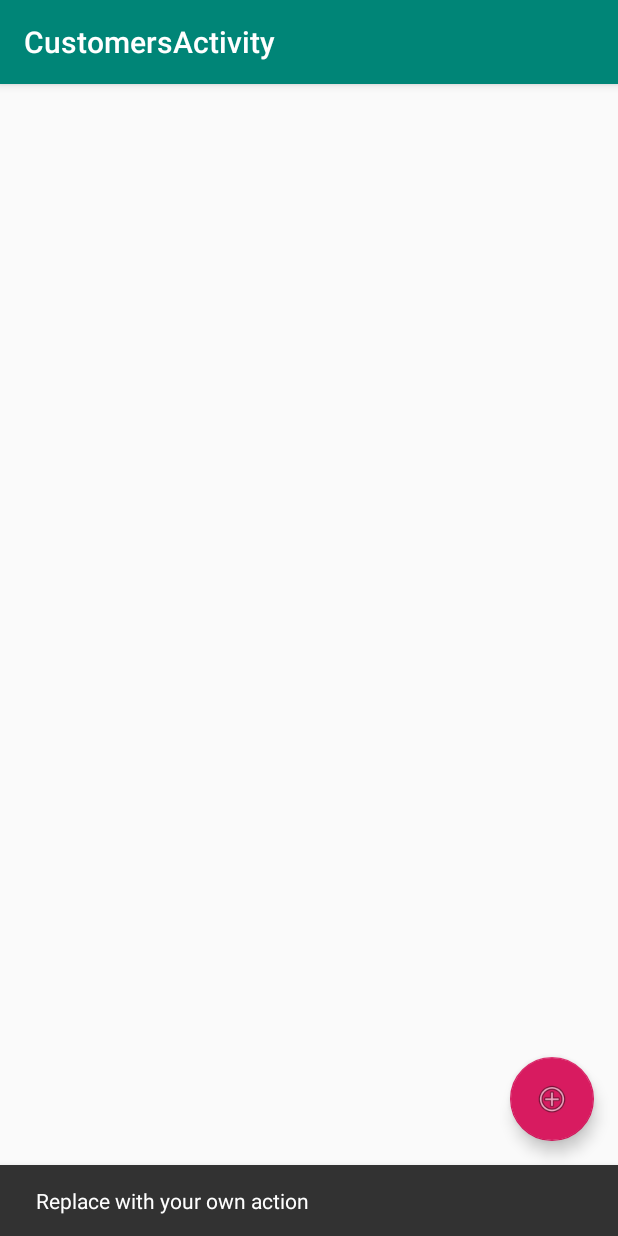
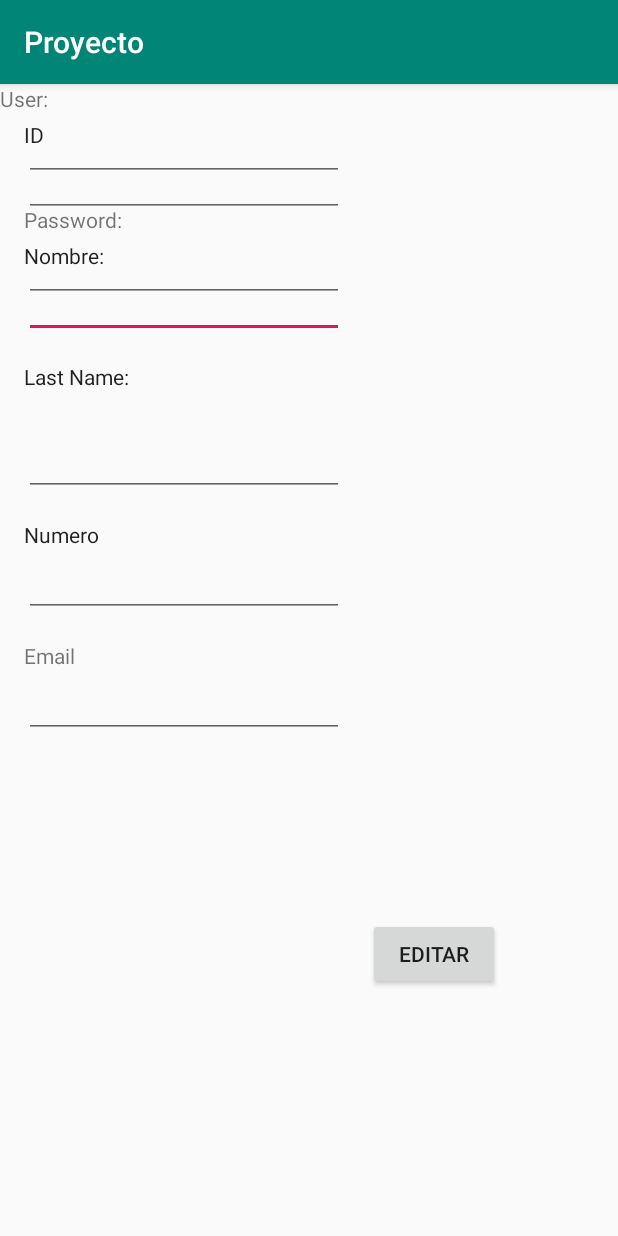
Before and after one commit to JONYR15/Proyecto, an Android app: the CustomersActivity screen opened directly, with no data from a screen before it, after a tap on an icon or button, on a phone screen of 412 x 824 dp. Run offline under Robolectric (Android 15) with nearby library versions, the phone set to English and light mode, and no system bars; our stand-ins replace Firebase (no records; nobody signed in at launch, a user with empty details on screens opened directly).

Commit message:
Nuevos Cambios XD

```diff
--- a/app/src/main/AndroidManifest.xml
+++ b/app/src/main/AndroidManifest.xml
@@ -9,10 +9,11 @@
         android:roundIcon="@mipmap/ic_launcher_round"
         android:supportsRtl="true"
         android:theme="@style/AppTheme">
+        <activity android:name=".Managed.CustomerManaged"></activity>
         <activity
             android:name=".CustomersActivity"
             android:label="@string/title_activity_customers"
-            android:theme="@style/AppTheme.NoActionBar"></activity>
+            android:theme="@style/AppTheme.NoActionBar" />
         <activity android:name=".MainActivity">
             <intent-filter>
                 <action android:name="android.intent.action.MAIN" />
--- a/app/src/main/java/com/example/proyecto/Adapter/CustomerAdapter.java
+++ b/app/src/main/java/com/example/proyecto/Adapter/CustomerAdapter.java
@@ -44,7 +44,7 @@ public static class CustomerViewHolder extends RecyclerView.ViewHolder {
             public void onClick(View v) {
                 Intent intent = new Intent(v.getContext(), CustomerManaged.class);
                 intent.putExtra("id", id);
-                intent.putExtra("accion", 1);
+                intent.putExtra("accion", 2);
                 v.getContext().startActivity(intent);
                 Toast.makeText(v.getContext(), "Editando " + name.getText().toString(), Toast.LENGTH_SHORT).show();
             }
@@ -55,7 +55,7 @@ public static class CustomerViewHolder extends RecyclerView.ViewHolder {
             public void onClick(View v) {
                 Intent intent = new Intent(v.getContext(), CustomerManaged.class);
                 intent.putExtra("idMateria", id);
-                intent.putExtra("accion", 2);
+                intent.putExtra("accion", 3);
                 v.getContext().startActivity(intent);
                 Toast.makeText(v.getContext(), "Eliminar " + name.getText().toString(), Toast.LENGTH_SHORT).show();
             }
--- a/app/src/main/java/com/example/proyecto/CustomersActivity.java
+++ b/app/src/main/java/com/example/proyecto/CustomersActivity.java
@@ -1,5 +1,6 @@
 package com.example.proyecto;
 
+import android.content.Intent;
 import android.os.Bundle;
 import android.support.annotation.NonNull;
 import android.support.design.widget.FloatingActionButton;
@@ -12,6 +13,7 @@ import android.util.Log;
 import android.view.View;
 
 import com.example.proyecto.Adapter.CustomerAdapter;
+import com.example.proyecto.Managed.CustomerManaged;
 import com.example.proyecto.model.Customers;
 import com.google.firebase.database.DataSnapshot;
 import com.google.firebase.database.DatabaseError;
@@ -44,8 +46,9 @@ public class CustomersActivity extends AppCompatActivity {
         fab.setOnClickListener(new View.OnClickListener() {
             @Override
             public void onClick(View view) {
-                Snackbar.make(view, "Replace with your own action", Snackbar.LENGTH_LONG)
-                        .setAction("Action", null).show();
+                Intent intent = new Intent(view.getContext(), CustomerManaged.class);
+                intent.putExtra("accion", 1);
+                view.getContext().startActivity(intent);
             }
         });
 
--- a/app/src/main/java/com/example/proyecto/Managed/CustomerManaged.java
+++ b/app/src/main/java/com/example/proyecto/Managed/CustomerManaged.java
@@ -1,5 +1,95 @@
 package com.example.proyecto.Managed;
 
-public class CustomerManaged {
+import android.support.v7.app.AppCompatActivity;
+import android.os.Bundle;
+import android.view.View;
+import android.widget.Button;
+import android.widget.EditText;
+
+import com.example.proyecto.R;
+import com.example.proyecto.References;
+import com.example.proyecto.model.Customers;
+import com.google.firebase.database.DatabaseReference;
+import com.google.firebase.database.FirebaseDatabase;
+
+public class CustomerManaged extends AppCompatActivity {
+
+    private Button crear;
+    private Button editar;
+    private Button eliminar;
+
+    private EditText id;
+    private EditText name;
+    private EditText lastName;
+    private EditText numberPhone;
+    private EditText email;
+    private EditText user;
+    private EditText pass;
+
+    private DatabaseReference infoReference;
+
+    @Override
+    protected void onCreate(Bundle savedInstanceState) {
+        super.onCreate(savedInstanceState);
+        setContentView(R.layout.activity_customer_managed);
+
+        crear = findViewById(R.id.btCrear);
+        editar = findViewById(R.id.btEditar);
+        eliminar = findViewById(R.id.btEliminar);
+
+        id = findViewById(R.id.etId);
+        name = findViewById(R.id.etName);
+        lastName = findViewById(R.id.etLastName);
+        numberPhone = findViewById(R.id.etNumberPhone);
+        email = findViewById(R.id.etEmail);
+        user = findViewById(R.id.etUser);
+        pass = findViewById(R.id.etPass);
+
+        FirebaseDatabase database = FirebaseDatabase.getInstance();
+        infoReference = database.getReference(References.INFO_REFERENCE);
+
+        switch (getIntent().getIntExtra("accion", 0)) {
+            case 1:
+                crear.setVisibility(Button.VISIBLE);
+                editar.setVisibility(Button.GONE);
+                eliminar.setVisibility(Button.GONE);
+
+            case 2:
+                crear.setVisibility(Button.GONE);
+                editar.setVisibility(Button.VISIBLE);
+                eliminar.setVisibility(Button.GONE);
+
+
+                break;
+            case 3:
+                crear.setVisibility(Button.GONE);
+                editar.setVisibility(Button.GONE);
+                eliminar.setVisibility(Button.VISIBLE);
+
+                id.setEnabled(false);
+                name.setEnabled(false);
+                lastName.setEnabled(false);
+                numberPhone.setEnabled(false);
+                email.setEnabled(false);
+                user.setEnabled(false);
+                pass.setEnabled(false);
+
+                break;
+        }
+
+    }
+
+
+    public void Registrar(View view) {
+        int id = Integer.parseInt(((EditText) findViewById(R.id.etId)).getText().toString());
+        String name = this.name.getText().toString();
+        String lastName = this.lastName.getText().toString();
+        String numberPhone = this.numberPhone.getText().toString();
+        String email = this.email.getText().toString();
+        String user = this.user.getText().toString();
+        String pass = this.pass.getText().toString();
+        Customers customer = new Customers(id, name, lastName, numberPhone, email, user, pass);
+        infoReference.child(References.CLIENTES_REFERENCE).push().setValue(customer);
+    }
 
 }
--- a/app/src/main/java/com/example/proyecto/model/Customers.java
+++ b/app/src/main/java/com/example/proyecto/model/Customers.java
@@ -7,20 +7,18 @@ public class Customers {
     private String lastName;
     private String numberPhone;
     private String email;
-    private String address;
     private String user;
     private String pass;
 
     public Customers() {
     }
 
-    public Customers(Integer id, String name, String lastName, String numberPhone, String email, String address, String user, String pass) {
+    public Customers(Integer id, String name, String lastName, String numberPhone, String email, String user, String pass) {
         this.id = id;
         this.name = name;
         this.lastName = lastName;
         this.numberPhone = numberPhone;
         this.email = email;
-        this.address = address;
         this.user = user;
         this.pass = pass;
     }
@@ -33,7 +31,6 @@ public class Customers {
                 ", lastName=" + lastName +
                 ", numberPhone=" + numberPhone +
                 ", email" + email +
-                ", address" + address +
                 ", user" + user +
                 ", pass" + pass +
                 '}';
@@ -79,14 +76,6 @@ public class Customers {
         this.email = email;
     }
 
-    public String getAddress() {
-        return address;
-    }
-
-    public void setAddress(String address) {
-        this.address = address;
-    }
-
     public String getUser() {
         return user;
     }
--- /dev/null
+++ b/app/src/main/res/layout/activity_customer_managed.xml
@@ -0,0 +1,184 @@
+<?xml version="1.0" encoding="utf-8"?>
+<android.support.constraint.ConstraintLayout xmlns:android="http://schemas.android.com/apk/res/android"
+    xmlns:app="http://schemas.android.com/apk/res-auto"
+    xmlns:tools="http://schemas.android.com/tools"
+    android:layout_width="match_parent"
+    android:layout_height="match_parent"
+    tools:context=".Managed.CustomerManaged">
+
+    <Button
+        android:id="@+id/btCrear"
+        android:layout_width="wrap_content"
+        android:layout_height="48dp"
+        android:layout_marginStart="16dp"
+        android:layout_marginTop="556dp"
+        android:onClick="createCustomer"
+        android:text="Editar"
+        app:layout_constraintStart_toEndOf="@+id/etPass"
+        app:layout_constraintTop_toTopOf="parent" />
+
+    <EditText
+        android:id="@+id/etName"
+        android:layout_width="213dp"
+        android:layout_height="45dp"
+        android:layout_marginStart="16dp"
+        android:ems="10"
+        android:inputType="textPersonName"
+        app:layout_constraintStart_toStartOf="parent"
+        app:layout_constraintTop_toBottomOf="@+id/textView" />
+
+    <Button
+        android:id="@+id/btEditar"
+        android:layout_width="wrap_content"
+        android:layout_height="48dp"
+        android:layout_marginStart="16dp"
+        android:layout_marginTop="556dp"
+        android:onClick="modificarGrupo"
+        android:text="Editar"
+        app:layout_constraintStart_toEndOf="@+id/etPass"
+        app:layout_constraintTop_toTopOf="parent" />
+
+    <TextView
+        android:id="@+id/textView"
+        android:layout_width="wrap_content"
+        android:layout_height="19dp"
+        android:layout_marginStart="16dp"
+        android:layout_marginTop="16dp"
+        android:text="Nombre:"
+        android:textAppearance="@style/TextAppearance.AppCompat"
+        app:layout_constraintStart_toStartOf="parent"
+        app:layout_constraintTop_toBottomOf="@+id/etId" />
+
+    <TextView
+        android:id="@+id/textView2"
+        android:layout_width="wrap_content"
+        android:layout_height="36dp"
+        android:layout_marginStart="16dp"
+        android:layout_marginTop="16dp"
+        android:text="Last Name:"
+        android:textAppearance="@style/TextAppearance.AppCompat"
+        app:layout_constraintStart_toStartOf="parent"
+        app:layout_constraintTop_toBottomOf="@+id/etName" />
+
+    <TextView
+        android:id="@+id/textView3"
+        android:layout_width="16dp"
+        android:layout_height="19dp"
+        android:layout_marginStart="16dp"
+        android:layout_marginTop="24dp"
+        android:text="ID:"
+        android:textAppearance="@style/TextAppearance.AppCompat"
+        app:layout_constraintStart_toStartOf="parent"
+        app:layout_constraintTop_toTopOf="parent" />
+
+    <EditText
+        android:id="@+id/etLastName"
+        android:layout_width="213dp"
+        android:layout_height="45dp"
+        android:layout_marginStart="16dp"
+        android:layout_marginTop="8dp"
+        android:ems="10"
+        android:inputType="textPersonName"
+        app:layout_constraintStart_toStartOf="parent"
+        app:layout_constraintTop_toBottomOf="@+id/textView2" />
+
+    <EditText
+        android:id="@+id/etId"
+        android:layout_width="213dp"
+        android:layout_height="45dp"
+        android:layout_marginStart="16dp"
+        android:ems="10"
+        android:inputType="textPersonName"
+        app:layout_constraintStart_toStartOf="parent"
+        app:layout_constraintTop_toBottomOf="@+id/textView3" />
+
+    <EditText
+        android:id="@+id/etNumberPhone"
+        android:layout_width="213dp"
+        android:layout_height="45dp"
+        android:layout_marginStart="16dp"
+        android:ems="10"
+        android:inputType="textPersonName"
+        app:layout_constraintStart_toStartOf="parent"
+        app:layout_constraintTop_toBottomOf="@+id/textView4" />
+
+    <TextView
+        android:id="@+id/textView4"
+        android:layout_width="59dp"
+        android:layout_height="19dp"
+        android:layout_marginStart="16dp"
+        android:layout_marginTop="16dp"
+        android:text="Numero Telefono:"
+        android:textAppearance="@style/TextAppearance.AppCompat"
+        app:layout_constraintStart_toStartOf="parent"
+        app:layout_constraintTop_toBottomOf="@+id/etLastName" />
+
+    <Button
+        android:id="@+id/btEliminar"
+        android:layout_width="wrap_content"
+        android:layout_height="48dp"
+        android:layout_marginStart="16dp"
+        android:layout_marginTop="556dp"
+        android:onClick="eliminarGrupo"
+        android:text="Eliminar"
+        app:layout_constraintStart_toEndOf="@+id/etPass"
+        app:layout_constraintTop_toTopOf="parent" />
+
+    <TextView
+        android:id="@+id/textView5"
+        android:layout_width="58dp"
+        android:layout_height="19dp"
+        android:layout_marginStart="16dp"
+        android:layout_marginTop="16dp"
+        android:text="Email"
+        app:layout_constraintStart_toStartOf="parent"
+        app:layout_constraintTop_toBottomOf="@+id/etNumberPhone" />
+
+    <EditText
+        android:id="@+id/etEmail"
+        android:layout_width="213dp"
+        android:layout_height="45dp"
+        android:layout_marginStart="16dp"
+        android:ems="10"
+        android:inputType="textPersonName"
+        app:layout_constraintStart_toStartOf="parent"
+        app:layout_constraintTop_toBottomOf="@+id/textView5" />
+
+    <TextView
+        android:id="@+id/textView6"
+        android:layout_width="58dp"
+        android:layout_height="19dp"
+        android:text="User:"
+        tools:layout_editor_absoluteX="16dp"
+        tools:layout_editor_absoluteY="449dp" />
+
+    <EditText
+        android:id="@+id/etUser"
+        android:layout_width="213dp"
+        android:layout_height="45dp"
+        android:layout_marginStart="16dp"
+        android:ems="10"
+        android:inputType="textPersonName"
+        app:layout_constraintStart_toStartOf="parent"
+        app:layout_constraintTop_toBottomOf="@+id/textView6" />
+
+    <TextView
+        android:id="@+id/textView7"
+        android:layout_width="wrap_content"
+        android:layout_height="wrap_content"
+        android:layout_marginStart="16dp"
+        android:layout_marginTop="16dp"
+        android:text="Password:"
+        app:layout_constraintStart_toStartOf="parent"
+        app:layout_constraintTop_toBottomOf="@+id/etUser" />
+
+    <EditText
+        android:id="@+id/etPass"
+        android:layout_width="213dp"
+        android:layout_height="45dp"
+        android:layout_marginStart="16dp"
+        android:ems="10"
+        android:inputType="textPassword"
+        app:layout_constraintStart_toStartOf="parent"
+        app:layout_constraintTop_toBottomOf="@+id/textView7" />
+</android.support.constraint.ConstraintLayout>
```
